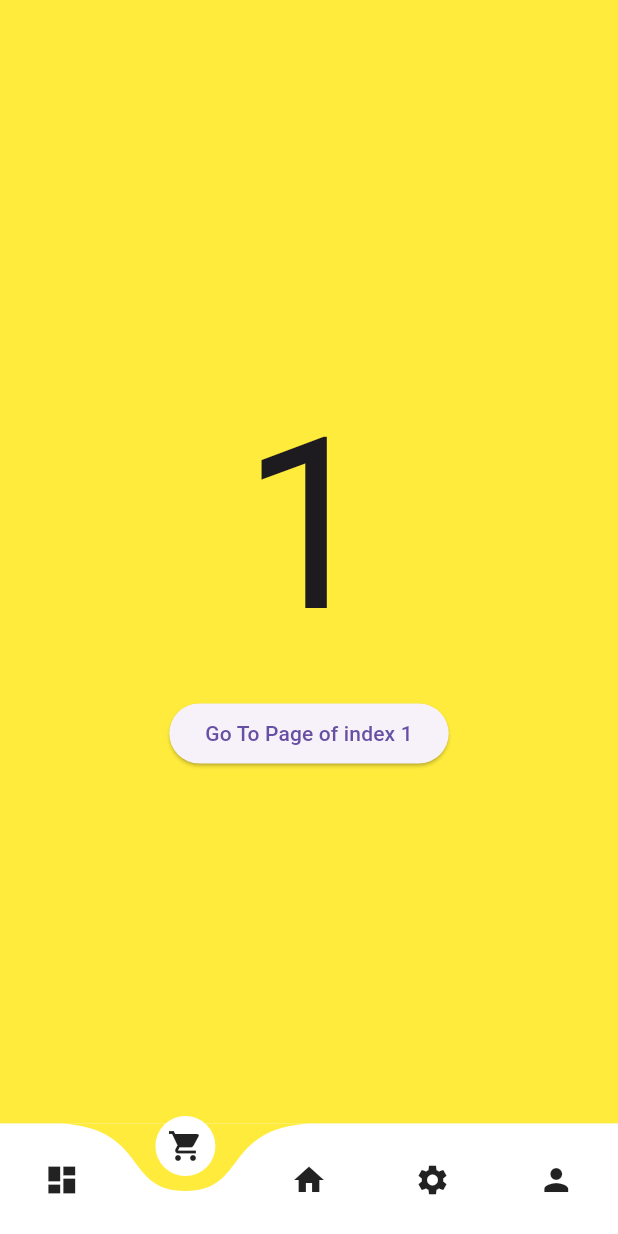
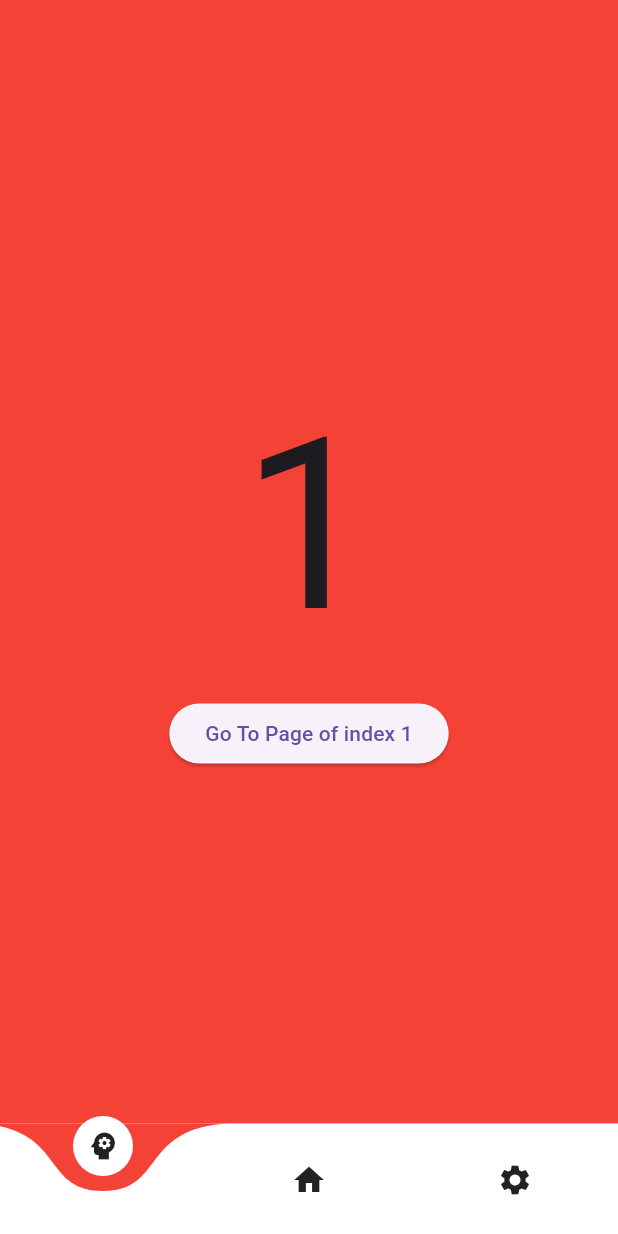
Before and after one commit to EputraP/smart-kost, a Flutter app: the screen it shows after launch, after a tap on "Go To Page of index 1", on a phone screen of 412 x 824 dp. Run offline on Flutter 3.47's test engine with Material 3 defaults, Android fonts, the phone set to English and light mode, and no system bars; drawn by our look-alikes of curved_navigation_bar; our stand-ins replace animated_splash_screen, lottie.

Commit message:
20240701_MVC

```diff
--- /dev/null
+++ b/lib/component/curved_bottom_navigator.dart
@@ -0,0 +1,51 @@
+import 'package:curved_navigation_bar/curved_navigation_bar.dart';
+import 'package:flutter/material.dart';
+
+class CurvedBottomNavigator extends StatefulWidget {
+  const CurvedBottomNavigator({super.key, required this.bgColor});
+
+  final Color bgColor;
+
+  @override
+  _CurvedBottomNavigatorState createState() => _CurvedBottomNavigatorState();
+}
+
+class _CurvedBottomNavigatorState extends State<CurvedBottomNavigator> {
+  int _page = 1;
+  // Color bgColor = Colors.red;
+  GlobalKey<CurvedNavigationBarState> _bottomNavigationKey = GlobalKey();
+
+  final List<Widget> _navigationItem = [
+    const Icon(Icons.psychology),
+    const Icon(Icons.home),
+    const Icon(Icons.settings),
+  ];
+
+  @override
+  Widget build(BuildContext context) {
+    return CurvedNavigationBar(
+      key: _bottomNavigationKey,
+      backgroundColor: widget.bgColor,
+      items: _navigationItem,
+      index: 1,
+      animationDuration: const Duration(milliseconds: 300),
+      // onTap: (index) {
+      //   if (index == 0) {
+      //     bgColor = Colors.blue;
+      //   } else if (index == 1) {
+      //     bgColor = Colors.yellow;
+      //   } else if (index == 2) {
+      //     bgColor = Colors.red;
+      //   } else if (index == 3) {
+      //     bgColor = Colors.green;
+      //   } else if (index == 4) {
+      //     bgColor = Colors.teal;
+      //   }
+      //   setState(() {
+      //     _page = index;
+      //   });
+      // },
+      letIndexChange: (index) => true,
+    );
+  }
+}
--- a/lib/main.dart
+++ b/lib/main.dart
@@ -1,6 +1,7 @@
 import 'package:curved_navigation_bar/curved_navigation_bar.dart';
 import 'package:flutter/material.dart';
-import 'package:mobile_app/splash_screen.dart';
+import 'package:mobile_app/component/curved_bottom_navigator.dart';
+import 'package:mobile_app/component/splash_screen.dart';
 
 void main() {
   runApp(const MyApp());
@@ -27,16 +28,14 @@ class MyHomePage extends StatefulWidget {
 }
 
 class _MyHomePageState extends State<MyHomePage> {
-  int _page = 2;
-  Color bgColor = Colors.red;
+  int _page = 1;
+  final Color bgColor = Colors.red;
   GlobalKey<CurvedNavigationBarState> _bottomNavigationKey = GlobalKey();
 
   final List<Widget> _navigationItem = [
-    const Icon(Icons.dashboard),
-    const Icon(Icons.shopping_cart),
+    const Icon(Icons.psychology),
     const Icon(Icons.home),
     const Icon(Icons.settings),
-    const Icon(Icons.person)
   ];
 
   @override
@@ -54,36 +53,15 @@ class _MyHomePageState extends State<MyHomePage> {
                 onPressed: () {
                   final CurvedNavigationBarState? navBarState =
                       _bottomNavigationKey.currentState;
-                  navBarState?.setPage(1);
+                  navBarState?.setPage(0);
                 },
               )
             ],
           ),
         ),
       ),
-      bottomNavigationBar: CurvedNavigationBar(
-        key: _bottomNavigationKey,
-        backgroundColor: bgColor,
-        items: _navigationItem,
-        index: 2,
-        animationDuration: const Duration(milliseconds: 300),
-        onTap: (index) {
-          if (index == 0) {
-            bgColor = Colors.blue;
-          } else if (index == 1) {
-            bgColor = Colors.yellow;
-          } else if (index == 2) {
-            bgColor = Colors.red;
-          } else if (index == 3) {
-            bgColor = Colors.green;
-          } else if (index == 4) {
-            bgColor = Colors.teal;
-          }
-          setState(() {
-            _page = index;
-          });
-        },
-        letIndexChange: (index) => true,
+      bottomNavigationBar: CurvedBottomNavigator(
+        bgColor: bgColor,
       ),
     );
   }
```
Also changed, not shown: lib/pages/home.dart (added, +19 -0 lines), lib/pages/params.dart (added, +19 -0 lines), lib/pages/setting.dart (added, +19 -0 lines), lib/component/splash_screen.dart (renamed from lib/splash_screen.dart), lib/home/home.dart (deleted), lib/s.dart (deleted).
